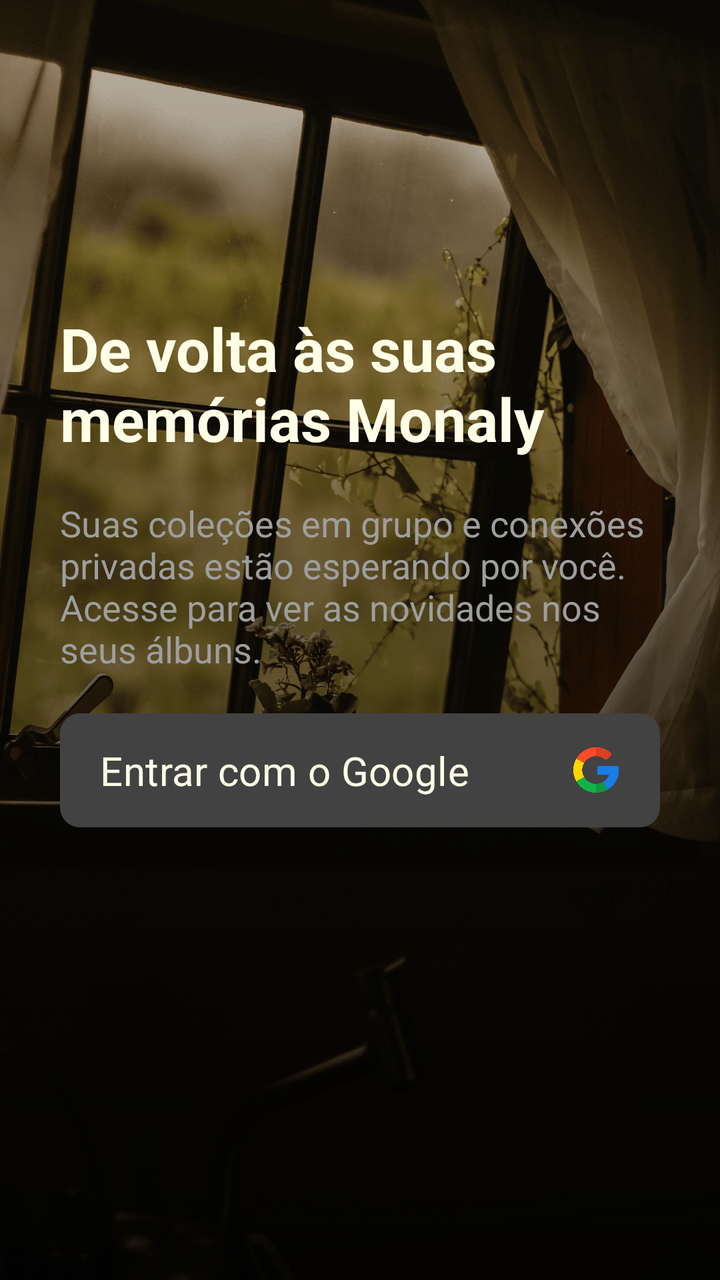
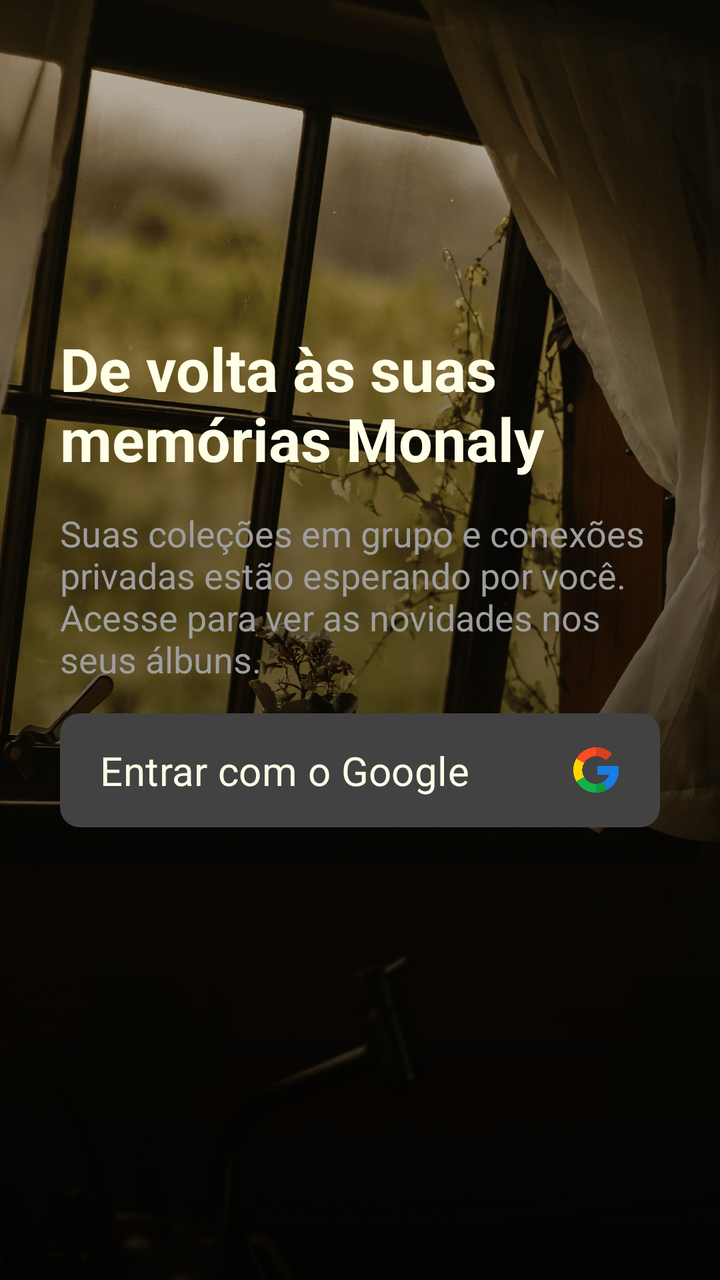

An Android layout rendered at two revisions. The XML below is the earlier revision; the diff shows what the commit changed to produce the second picture.
<!-- AndroidManifest.xml: application theme Theme.Monaly -->
<!-- res/layout/activity_login.xml -->
<?xml version="1.0" encoding="utf-8"?>
<androidx.constraintlayout.widget.ConstraintLayout
    xmlns:android="http://schemas.android.com/apk/res/android"
    xmlns:app="http://schemas.android.com/apk/res-auto"
    xmlns:tools="http://schemas.android.com/tools"
    android:id="@+id/main"
    android:layout_width="match_parent"
    android:layout_height="match_parent"
    tools:context=".ui.activity.LoginActivity"
    android:background="@color/black">

    <ImageView
        android:id="@+id/imageBackgroundLogin"
        android:layout_width="0dp"
        android:layout_height="0dp"
        android:scaleType="centerCrop"
        android:src="@drawable/img_background_login"
        app:layout_constraintBottom_toBottomOf="parent"
        app:layout_constraintEnd_toEndOf="parent"
        app:layout_constraintStart_toStartOf="parent"
        app:layout_constraintTop_toTopOf="parent" />

    <ImageView
        android:id="@+id/imageGradientEffect"
        android:layout_width="0dp"
        android:layout_height="0dp"
        android:src="@drawable/bg_gradient_black"
        android:alpha="0.8"
        app:layout_constraintBottom_toBottomOf="parent"
        app:layout_constraintEnd_toEndOf="parent"
        app:layout_constraintHorizontal_bias="0.0"
        app:layout_constraintStart_toStartOf="parent"
        app:layout_constraintTop_toTopOf="parent" />

    <TextView
        android:id="@+id/textTitleLogin"
        android:layout_width="0dp"
        android:layout_height="wrap_content"
        android:layout_marginStart="30dp"
        android:layout_marginEnd="30dp"
        android:layout_marginBottom="20dp"
        android:text="@string/login_title"
        android:textColor="@color/bage_neutral"
        android:textSize="30sp"
        app:layout_constraintBottom_toTopOf="@+id/textDescriptionLogin"
        app:layout_constraintEnd_toEndOf="parent"
        app:layout_constraintStart_toStartOf="parent" />


    <TextView
        android:id="@+id/textDescriptionLogin"
        android:layout_width="0dp"
        android:layout_height="wrap_content"
        android:layout_marginStart="30dp"
        android:layout_marginEnd="30dp"
        android:layout_marginBottom="20dp"
        android:text="@string/login_description"
        android:textColor="@color/gray_medium"
        android:textSize="18sp"
        app:layout_constraintBottom_toTopOf="@+id/buttonLoginGoogle"
        app:layout_constraintEnd_toEndOf="parent"
        app:layout_constraintHorizontal_bias="0.0"
        app:layout_constraintStart_toStartOf="parent" />

    <com.google.android.material.button.MaterialButton
        android:id="@+id/buttonLoginGoogle"
        android:layout_width="0dp"
        android:layout_height="57dp"
        android:layout_marginStart="30dp"
        android:layout_marginTop="130dp"
        android:layout_marginEnd="30dp"
        android:background="@drawable/drawable_background_button_gray_dark_10_dp"
        android:fontFamily="sans-serif"
        android:gravity="start|center_vertical"
        android:paddingStart="20dp"
        android:paddingEnd="20dp"
        android:text="@string/login_button"
        android:textAllCaps="false"
        android:textColor="@color/bage_neutral"
        android:textFontWeight="400"
        android:textSize="20sp"
        android:textStyle="normal"
        app:backgroundTint="@null"
        app:icon="@drawable/img_icon_google"
        app:iconGravity="end"
        app:iconSize="24dp"
        app:iconTint="@null"
        app:layout_constraintBottom_toBottomOf="parent"
        app:layout_constraintEnd_toEndOf="parent"
        app:layout_constraintStart_toStartOf="parent"
        app:layout_constraintTop_toTopOf="parent" />

</androidx.constraintlayout.widget.ConstraintLayout>
<!-- resources referenced by this layout -->
<resources>
  <color name="bage_neutral">#fffee7</color>
  <color name="black">#000000</color>
  <color name="gray_medium">#9E9E9E</color>
  <!-- drawable bg_gradient_black (drawable) -->
  <?xml version="1.0" encoding="utf-8"?>
  <shape xmlns:android="http://schemas.android.com/apk/res/android"
  
      android:shape="rectangle">
  
      <gradient
  
          android:angle="90"
          android:startColor="@color/black"
          android:endColor="#00000000"
          android:type="linear"/>
  
  </shape>
  <!-- drawable drawable_background_button_gray_dark_10_dp (drawable) -->
  <?xml version="1.0" encoding="utf-8"?>
  <shape xmlns:android="http://schemas.android.com/apk/res/android">
  
      <corners android:radius="10dp"/>
      <solid android:color="@color/gray_dark"/>
  
  </shape>
  <!-- drawable img_background_login: webp bitmap (drawable, 669746 bytes) -->
  <!-- drawable img_icon_google: webp bitmap (drawable, 15924 bytes) -->
  <string name="login_button">Entrar com o Google</string>
  <string name="login_description">Suas coleções em grupo e conexões privadas estão esperando por você. Acesse para ver as novidades nos seus álbuns.</string>
  <string name="login_title"><b>De volta às suas memórias Monaly</b></string>
  <style name="Theme.Monaly" parent="Base.Theme.Monaly" />
  <color name="gray_dark">#424242</color>
  <style name="Base.Theme.Monaly" parent="Theme.Material3.DayNight.NoActionBar">
  
          <item name="android:navigationBarColor">@color/black</item>
  
      </style>
</resources>

<!-- the commit's change to res/layout/activity_login.xml (unified diff, before → after) -->
@@ -38,7 +38,7 @@
         android:layout_height="wrap_content"
         android:layout_marginStart="30dp"
         android:layout_marginEnd="30dp"
-        android:layout_marginBottom="20dp"
+        android:layout_marginBottom="15dp"
         android:text="@string/login_title"
         android:textColor="@color/bage_neutral"
         android:textSize="30sp"
@@ -53,7 +53,7 @@
         android:layout_height="wrap_content"
         android:layout_marginStart="30dp"
         android:layout_marginEnd="30dp"
-        android:layout_marginBottom="20dp"
+        android:layout_marginBottom="15dp"
         android:text="@string/login_description"
         android:textColor="@color/gray_medium"
         android:textSize="18sp"
